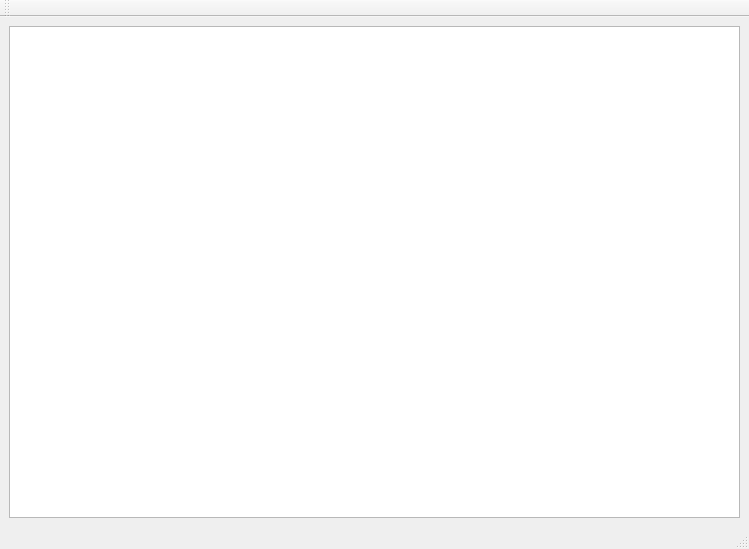
Qt form Code/Editor/TamyEditor/materialeditor.ui (cccZone/tamy) before a commit.
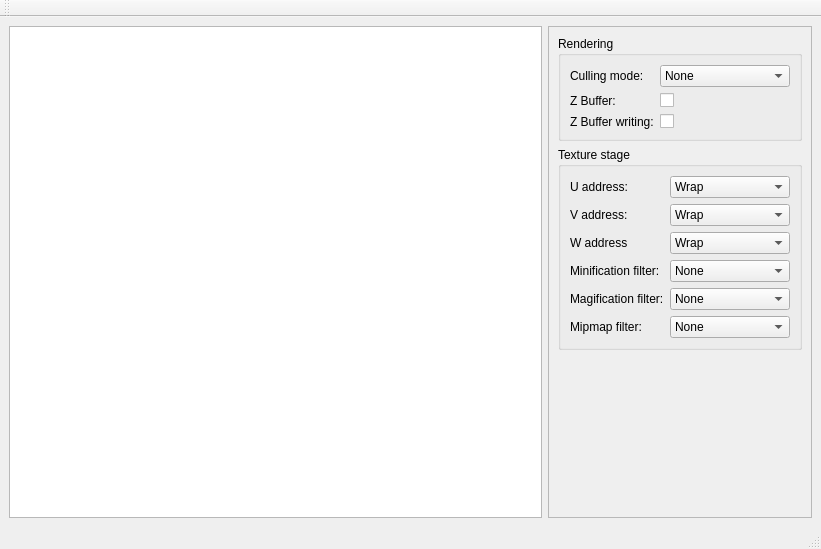
The same form after that commit.

```diff
--- a/Code/Editor/TamyEditor/materialeditor.ui
+++ b/Code/Editor/TamyEditor/materialeditor.ui
@@ -6,7 +6,7 @@
    <rect>
     <x>0</x>
     <y>0</y>
-    <width>749</width>
+    <width>821</width>
     <height>549</height>
    </rect>
   </property>
@@ -18,6 +18,353 @@
     <item>
      <widget class="QTextEdit" name="scriptEditor"/>
     </item>
+    <item>
+     <widget class="QScrollArea" name="scrollArea">
+      <property name="sizePolicy">
+       <sizepolicy hsizetype="Preferred" vsizetype="Expanding">
+        <horstretch>0</horstretch>
+        <verstretch>0</verstretch>
+       </sizepolicy>
+      </property>
+      <property name="widgetResizable">
+       <bool>true</bool>
+      </property>
+      <widget class="QWidget" name="scrollAreaWidgetContents">
+       <property name="geometry">
+        <rect>
+         <x>0</x>
+         <y>0</y>
+         <width>199</width>
+         <height>476</height>
+        </rect>
+       </property>
+       <layout class="QVBoxLayout" name="verticalLayout">
+        <item>
+         <widget class="QGroupBox" name="groupBox">
+          <property name="title">
+           <string>Rendering</string>
+          </property>
+          <layout class="QFormLayout" name="formLayout">
+           <property name="sizeConstraint">
+            <enum>QLayout::SetDefaultConstraint</enum>
+           </property>
+           <property name="formAlignment">
+            <set>Qt::AlignLeading|Qt::AlignLeft|Qt::AlignTop</set>
+           </property>
+           <item row="0" column="0">
+            <widget class="QLabel" name="label">
+             <property name="text">
+              <string>Culling mode:</string>
+             </property>
+            </widget>
+           </item>
+           <item row="2" column="0">
+            <widget class="QLabel" name="label_2">
+             <property name="text">
+              <string>Z Buffer:</string>
+             </property>
+            </widget>
+           </item>
+           <item row="3" column="0">
+            <widget class="QLabel" name="label_3">
+             <property name="text">
+              <string>Z Buffer writing:</string>
+             </property>
+            </widget>
+           </item>
+           <item row="0" column="1">
+            <widget class="QComboBox" name="cullingMode">
+             <item>
+              <property name="text">
+               <string>None</string>
+              </property>
+             </item>
+             <item>
+              <property name="text">
+               <string>Clockwise</string>
+              </property>
+             </item>
+             <item>
+              <property name="text">
+               <string>Counter clockwise</string>
+              </property>
+             </item>
+            </widget>
+           </item>
+           <item row="3" column="1">
+            <widget class="QCheckBox" name="zBufferWriteEnabled">
+             <property name="text">
+              <string/>
+             </property>
+            </widget>
+           </item>
+           <item row="2" column="1">
+            <widget class="QCheckBox" name="zBufferEnabled">
+             <property name="text">
+              <string/>
+             </property>
+            </widget>
+           </item>
+          </layout>
+         </widget>
+        </item>
+        <item>
+         <widget class="QGroupBox" name="groupBox_2">
+          <property name="title">
+           <string>Texture stage</string>
+          </property>
+          <layout class="QFormLayout" name="formLayout_2">
+           <item row="0" column="0">
+            <widget class="QLabel" name="label_4">
+             <property name="text">
+              <string>U address:</string>
+             </property>
+            </widget>
+           </item>
+           <item row="0" column="1">
+            <widget class="QComboBox" name="uAddressMode">
+             <item>
+              <property name="text">
+               <string>Wrap</string>
+              </property>
+             </item>
+             <item>
+              <property name="text">
+               <string>Mirror</string>
+              </property>
+             </item>
+             <item>
+              <property name="text">
+               <string>Clamp</string>
+              </property>
+             </item>
+             <item>
+              <property name="text">
+               <string>Border</string>
+              </property>
+             </item>
+             <item>
+              <property name="text">
+               <string>Mirror once</string>
+              </property>
+             </item>
+            </widget>
+           </item>
+           <item row="1" column="0">
+            <widget class="QLabel" name="label_5">
+             <property name="text">
+              <string>V address:</string>
+             </property>
+            </widget>
+           </item>
+           <item row="1" column="1">
+            <widget class="QComboBox" name="vAddressMode">
+             <item>
+              <property name="text">
+               <string>Wrap</string>
+              </property>
+             </item>
+             <item>
+              <property name="text">
+               <string>Mirror</string>
+              </property>
+             </item>
+             <item>
+              <property name="text">
+               <string>Clamp</string>
+              </property>
+             </item>
+             <item>
+              <property name="text">
+               <string>Border</string>
+              </property>
+             </item>
+             <item>
+              <property name="text">
+               <string>Mirror once</string>
+              </property>
+             </item>
+            </widget>
+           </item>
+           <item row="2" column="0">
+            <widget class="QLabel" name="label_6">
+             <property name="text">
+              <string>W address</string>
+             </property>
+            </widget>
+           </item>
+           <item row="2" column="1">
+            <widget class="QComboBox" name="wAddressMode">
+             <item>
+              <property name="text">
+               <string>Wrap</string>
+              </property>
+             </item>
+             <item>
+              <property name="text">
+               <string>Mirror</string>
+              </property>
+             </item>
+             <item>
+              <property name="text">
+               <string>Clamp</string>
+              </property>
+             </item>
+             <item>
+              <property name="text">
+               <string>Border</string>
+              </property>
+             </item>
+             <item>
+              <property name="text">
+               <string>Mirror once</string>
+              </property>
+             </item>
+            </widget>
+           </item>
+           <item row="3" column="0">
+            <widget class="QLabel" name="label_7">
+             <property name="text">
+              <string>Minification filter:</string>
+             </property>
+            </widget>
+           </item>
+           <item row="3" column="1">
+            <widget class="QComboBox" name="minFilter">
+             <item>
+              <property name="text">
+               <string>None</string>
+              </property>
+             </item>
+             <item>
+              <property name="text">
+               <string>Point</string>
+              </property>
+             </item>
+             <item>
+              <property name="text">
+               <string>Linear</string>
+              </property>
+             </item>
+             <item>
+              <property name="text">
+               <string>Anisotropic</string>
+              </property>
+             </item>
+             <item>
+              <property name="text">
+               <string>Pyramidal quad</string>
+              </property>
+             </item>
+             <item>
+              <property name="text">
+               <string>Gaussian quad</string>
+              </property>
+             </item>
+            </widget>
+           </item>
+           <item row="4" column="0">
+            <widget class="QLabel" name="label_8">
+             <property name="text">
+              <string>Magification filter:</string>
+             </property>
+            </widget>
+           </item>
+           <item row="5" column="0">
+            <widget class="QLabel" name="label_9">
+             <property name="text">
+              <string>Mipmap filter:</string>
+             </property>
+            </widget>
+           </item>
+           <item row="5" column="1">
+            <widget class="QComboBox" name="mipFilter">
+             <item>
+              <property name="text">
+               <string>None</string>
+              </property>
+             </item>
+             <item>
+              <property name="text">
+               <string>Point</string>
+              </property>
+             </item>
+             <item>
+              <property name="text">
+               <string>Linear</string>
+              </property>
+             </item>
+             <item>
+              <property name="text">
+               <string>Anisotropic</string>
+              </property>
+             </item>
+             <item>
+              <property name="text">
+               <string>Pyramidal quad</string>
+              </property>
+             </item>
+             <item>
+              <property name="text">
+               <string>Gaussian quad</string>
+              </property>
+             </item>
+            </widget>
+           </item>
+           <item row="4" column="1">
+            <widget class="QComboBox" name="magFilter">
+             <item>
+              <property name="text">
+               <string>None</string>
+              </property>
+             </item>
+             <item>
+              <property name="text">
+               <string>Point</string>
+              </property>
+             </item>
+             <item>
+              <property name="text">
+               <string>Linear</string>
+              </property>
+             </item>
+             <item>
+              <property name="text">
+               <string>Anisotropic</string>
+              </property>
+             </item>
+             <item>
+              <property name="text">
+               <string>Pyramidal quad</string>
+              </property>
+             </item>
+             <item>
+              <property name="text">
+               <string>Gaussian quad</string>
+              </property>
+             </item>
+            </widget>
+           </item>
+          </layout>
+         </widget>
+        </item>
+        <item>
+         <spacer name="verticalSpacer">
+          <property name="orientation">
+           <enum>Qt::Vertical</enum>
+          </property>
+          <property name="sizeHint" stdset="0">
+           <size>
+            <width>20</width>
+            <height>40</height>
+           </size>
+          </property>
+         </spacer>
+        </item>
+       </layout>
+      </widget>
+     </widget>
+    </item>
    </layout>
   </widget>
   <widget class="QMenuBar" name="menubar">
```
Left out of the diff: 2 changed lines with no effect on the pictures.
